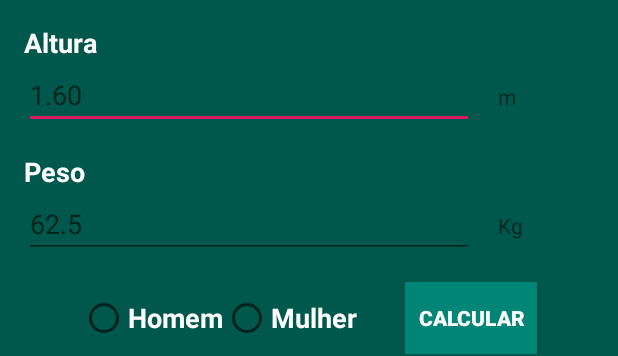
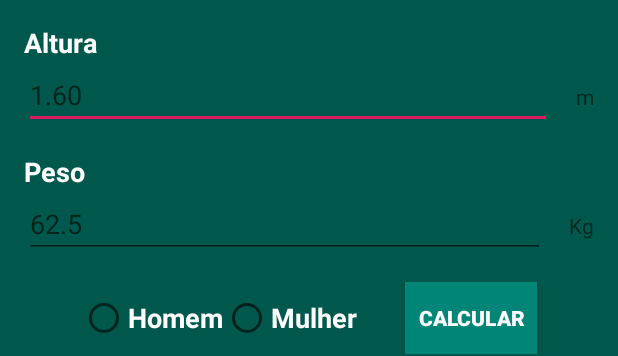
Before and after one commit to theuskira/Android_Studio_Projeto, an Android app: the layout activity_calculo_imcsimples.xml on its own in the app's theme, with its tools: preview values and no code run, on a phone screen of 412 x 824 dp. Shown: the top 356 px of the screen. Run offline under Robolectric (Android 15) with nearby library versions, the phone set to English and light mode, and no system bars.

Commit message:
Correção de Bugs

```diff
--- a/app/src/main/java/br/com/icoddevelopers/nutrifood/DadosVerificadosProfActivity.java
+++ b/app/src/main/java/br/com/icoddevelopers/nutrifood/DadosVerificadosProfActivity.java
@@ -135,10 +135,10 @@ public class DadosVerificadosProfActivity extends AppCompatActivity {
     }
 
     private double pesoIdeal(String sexo, float altura){
-        if(sexo.equals("Homem")){
+        if(sexo.equals("Masculino")){
             return 22 * (altura * altura);
         }
-        else if(sexo.equals("Mulher")){
+        else if(sexo.equals("Feminino")){
             return 20.8 * (altura * altura);
         }
         else{
--- a/app/src/main/res/layout/activity_calculo_imcsimples.xml
+++ b/app/src/main/res/layout/activity_calculo_imcsimples.xml
@@ -2,11 +2,15 @@
 <LinearLayout xmlns:android="http://schemas.android.com/apk/res/android"
     xmlns:app="http://schemas.android.com/apk/res-auto"
     xmlns:tools="http://schemas.android.com/tools"
+    android:id="@+id/linearLayoutSimples"
     android:layout_width="match_parent"
     android:layout_height="match_parent"
+    android:layout_weight="0"
     android:background="@color/colorPrimaryDark"
     android:orientation="vertical"
+    android:scrollbars="vertical"
     tools:context=".CalculoIMCSimplesActivity">
+
 
     <TextView
         android:layout_width="wrap_content"
@@ -15,34 +19,38 @@
         android:layout_marginTop="16dp"
         android:layout_marginRight="16dp"
         android:layout_weight="0"
-        android:text="Altura"
+        android:scrollbars="vertical"
+        android:text="@string/altura"
         android:textColor="@android:color/background_light"
         android:textSize="18sp"
         android:textStyle="bold" />
 
     <LinearLayout
+        android:id="@+id/linearLayoutSimplesAltura"
         android:layout_width="match_parent"
         android:layout_height="wrap_content"
         android:layout_weight="0"
-        android:gravity="center_horizontal"
-        android:orientation="horizontal">
+        android:orientation="horizontal"
+        android:scrollbars="vertical">
 
         <EditText
             android:id="@+id/editTextAltura"
-            android:layout_width="300dp"
+            android:layout_width="wrap_content"
             android:layout_height="wrap_content"
             android:layout_marginLeft="16dp"
             android:layout_marginRight="16dp"
-            android:hint="1.60"
+            android:layout_weight="1"
+            android:hint="@string/_1_60"
             android:inputType="numberDecimal"
+            android:maxLength="4"
             android:textColor="@android:color/background_light" />
 
         <TextView
-            android:layout_width="46dp"
+            android:layout_width="wrap_content"
             android:layout_height="wrap_content"
             android:layout_marginRight="16dp"
-            android:layout_weight="1"
-            android:text="m" />
+            android:layout_weight="0"
+            android:text="@string/m" />
 
     </LinearLayout>
 
@@ -53,34 +61,37 @@
         android:layout_marginTop="16dp"
         android:layout_marginRight="16dp"
         android:layout_weight="0"
-        android:text="Peso"
+        android:text="@string/peso"
         android:textColor="@android:color/background_light"
         android:textSize="18sp"
         android:textStyle="bold" />
 
     <LinearLayout
+        android:id="@+id/linearLayoutSimplesPeso"
         android:layout_width="match_parent"
         android:layout_height="wrap_content"
         android:layout_weight="0"
-        android:gravity="center_horizontal"
-        android:orientation="horizontal">
+        android:orientation="horizontal"
+        android:scrollbars="vertical">
 
         <EditText
             android:id="@+id/editTextPeso"
-            android:layout_width="300dp"
+            android:layout_width="wrap_content"
             android:layout_height="wrap_content"
             android:layout_marginLeft="16dp"
             android:layout_marginRight="16dp"
-            android:hint="62.5"
+            android:layout_weight="1"
+            android:hint="@string/_62_5"
             android:inputType="numberDecimal"
+            android:maxLength="6"
             android:textColor="@android:color/background_light" />
 
         <TextView
-            android:layout_width="46dp"
+            android:layout_width="wrap_content"
             android:layout_height="wrap_content"
             android:layout_marginRight="16dp"
-            android:layout_weight="1"
-            android:text="Kg" />
+            android:layout_weight="0"
+            android:text="@string/kg" />
 
     </LinearLayout>
 
@@ -90,12 +101,14 @@
         android:layout_marginTop="16dp"
         android:layout_weight="0"
         android:gravity="center"
-        android:orientation="horizontal">
+        android:orientation="horizontal"
+        android:scrollbars="vertical">
 
         <LinearLayout
             android:layout_width="wrap_content"
             android:layout_height="wrap_content"
-            android:orientation="horizontal">
+            android:orientation="horizontal"
+            android:scrollbars="vertical">
 
             <RadioGroup
                 android:layout_width="wrap_content"
@@ -108,7 +121,7 @@
                     android:id="@+id/radioButtonMasculino"
                     android:layout_width="wrap_content"
                     android:layout_height="wrap_content"
-                    android:text="Homem"
+                    android:text="@string/homem"
                     android:textColor="@android:color/background_light"
                     android:textSize="18sp"
                     android:textStyle="bold" />
@@ -117,7 +130,7 @@
                     android:id="@+id/radioButtonFeminino"
                     android:layout_width="wrap_content"
                     android:layout_height="wrap_content"
-                    android:text="Mulher"
+                    android:text="@string/mulher"
                     android:textColor="@android:color/background_light"
                     android:textSize="18sp"
                     android:textStyle="bold" />
@@ -127,7 +140,8 @@
         <LinearLayout
             android:layout_width="wrap_content"
             android:layout_height="wrap_content"
-            android:orientation="horizontal">
+            android:orientation="horizontal"
+            android:scrollbars="vertical">
 
             <Button
                 android:id="@+id/btnCalcular"
@@ -135,8 +149,9 @@
                 android:layout_height="wrap_content"
                 android:layout_marginLeft="16dp"
                 android:layout_marginRight="16dp"
+                android:layout_weight="0"
                 android:background="@color/colorPrimary"
-                android:text="Calcular"
+                android:text="@string/calcular"
                 android:textColor="@android:color/background_light"
                 android:textStyle="bold" />
         </LinearLayout>
@@ -173,12 +188,11 @@
         android:id="@+id/imagemIMC"
         android:layout_width="match_parent"
         android:layout_height="match_parent"
-        android:layout_gravity="center"
+        android:layout_gravity="center_horizontal"
         android:layout_marginLeft="16dp"
         android:layout_marginTop="16dp"
         android:layout_marginRight="16dp"
         android:layout_marginBottom="16dp"
         android:layout_weight="1"
         app:srcCompat="@drawable/lol" />
-
 </LinearLayout>
--- a/app/src/main/res/layout/activity_splash.xml
+++ b/app/src/main/res/layout/activity_splash.xml
@@ -6,6 +6,7 @@
     android:layout_height="match_parent"
     android:background="@color/colorPrimaryDark"
     android:orientation="vertical"
+    android:theme="@android:style/Theme.NoTitleBar.Fullscreen"
     tools:context=".SplashActivity">
 
     <ImageView
--- a/app/src/main/res/values/strings.xml
+++ b/app/src/main/res/values/strings.xml
@@ -7,4 +7,16 @@
     <string name="nav_header_subtitle">android.studio@android.com</string>
     <string name="nav_header_desc">Navigation header</string>
     <string name="action_settings">Settings</string>
+    <string name="altura">Altura</string>
+    <string name="m">m</string>
+    <string name="_1_60">1.60</string>
+    <string name="peso">Peso</string>
+    <string name="_62_5">62.5</string>
+    <string name="kg">Kg</string>
+    <string name="homem">Homem</string>
+    <string name="mulher">Mulher</string>
+    <string name="calcular">Calcular</string>
+    <string name="idade">Idade</string>
+    <string name="_18">18</string>
+    <string name="anos">Anos</string>
 </resources>
```
Also changed, not shown: app/src/main/java/br/com/icoddevelopers/nutrifood/CalculoIMCSimplesActivity.java (+9 -3 lines), app/src/main/java/br/com/icoddevelopers/nutrifood/CalculoProfiActivity.java (+26 -2 lines).
